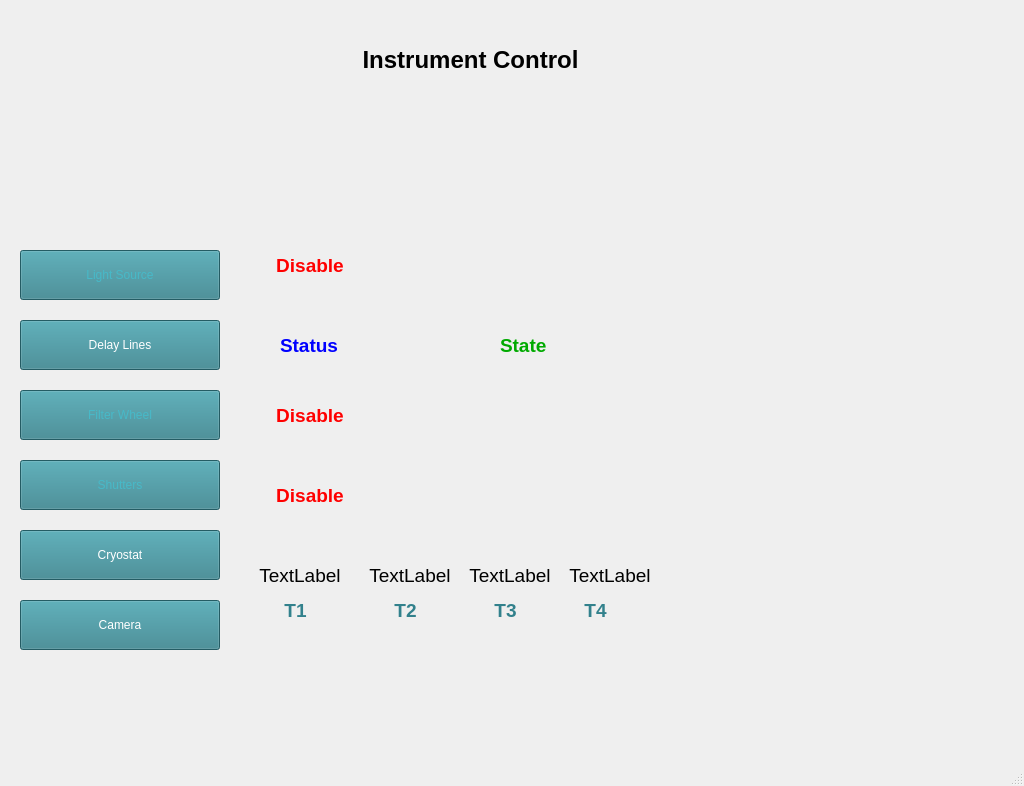
The window that main_window.ui (SCIFY-IvS/NOTTControl) describes before a commit, drawn with Qt 5.
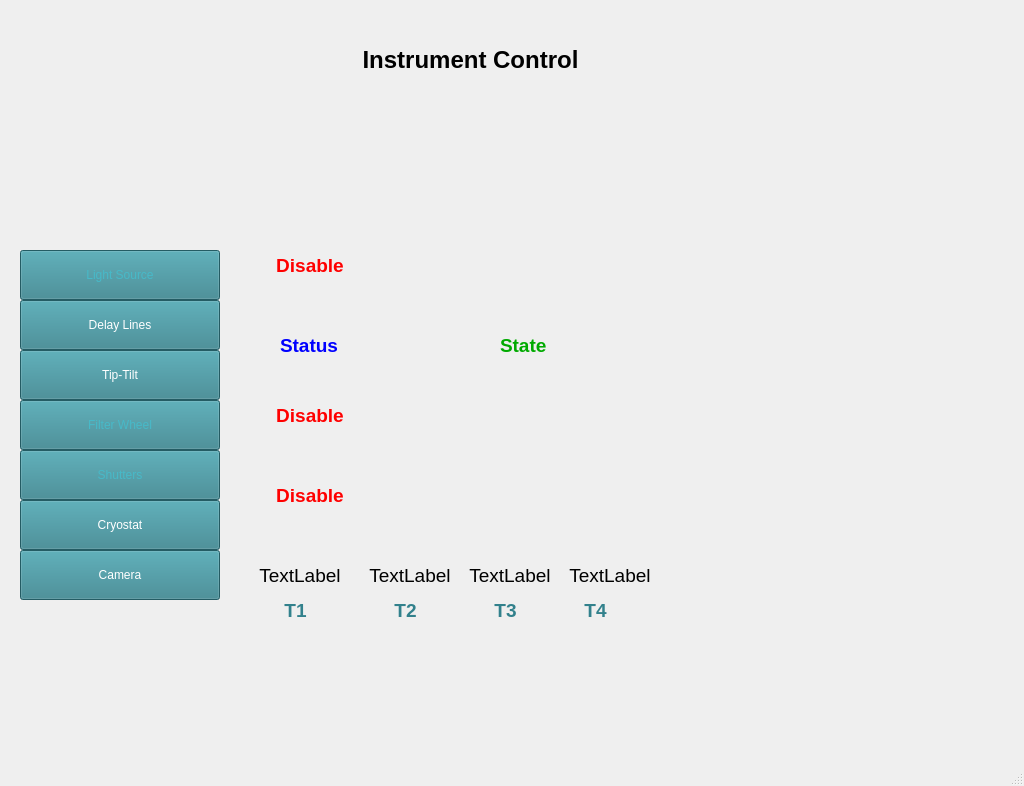
The same window after the commit. Icons and pictures are not drawn.

Commit message: Fix dl window + rudimentary support for tiptilt1

Diff of the .ui file:
```diff
--- a/main_window.ui
+++ b/main_window.ui
@@ -48,7 +48,7 @@
     <property name="geometry">
      <rect>
       <x>20</x>
-      <y>390</y>
+      <y>400</y>
       <width>200</width>
       <height>50</height>
      </rect>
@@ -220,7 +220,7 @@
     <property name="geometry">
      <rect>
       <x>20</x>
-      <y>320</y>
+      <y>300</y>
       <width>200</width>
       <height>50</height>
      </rect>
@@ -414,7 +414,7 @@
     <property name="geometry">
      <rect>
       <x>20</x>
-      <y>530</y>
+      <y>500</y>
       <width>200</width>
       <height>50</height>
      </rect>
@@ -461,7 +461,7 @@
     <property name="geometry">
      <rect>
       <x>20</x>
-      <y>460</y>
+      <y>450</y>
       <width>200</width>
       <height>50</height>
      </rect>
@@ -547,7 +547,7 @@
     <property name="geometry">
      <rect>
       <x>20</x>
-      <y>600</y>
+      <y>550</y>
       <width>200</width>
       <height>50</height>
      </rect>
@@ -561,6 +561,24 @@
      <string>Camera</string>
     </property>
    </widget>
+   <widget class="QPushButton" name="pushButton_tiptilt">
+    <property name="geometry">
+     <rect>
+      <x>20</x>
+      <y>350</y>
+      <width>200</width>
+      <height>50</height>
+     </rect>
+    </property>
+    <property name="styleSheet">
+     <string notr="true">background-color: rgb(50, 129, 140);
+font: 700 14pt &quot;Segoe UI&quot;;
+color: rgb(255, 255, 255);</string>
+    </property>
+    <property name="text">
+     <string>Tip-Tilt</string>
+    </property>
+   </widget>
   </widget>
   <widget class="QMenuBar" name="menubar">
    <property name="geometry">
```
The commit also changes 3 other files.
